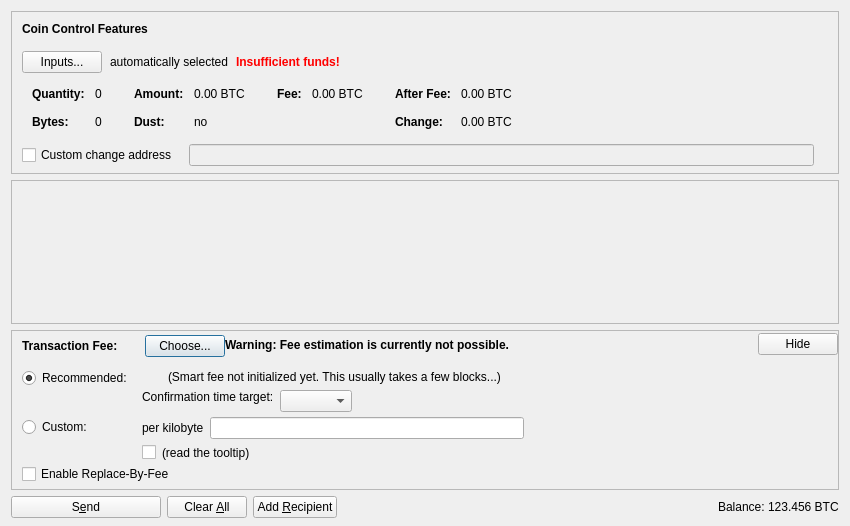
First picture: the form in src/qt/forms/sendcoinsdialog.ui, repository robinsage-dev/compchain, before the edit.
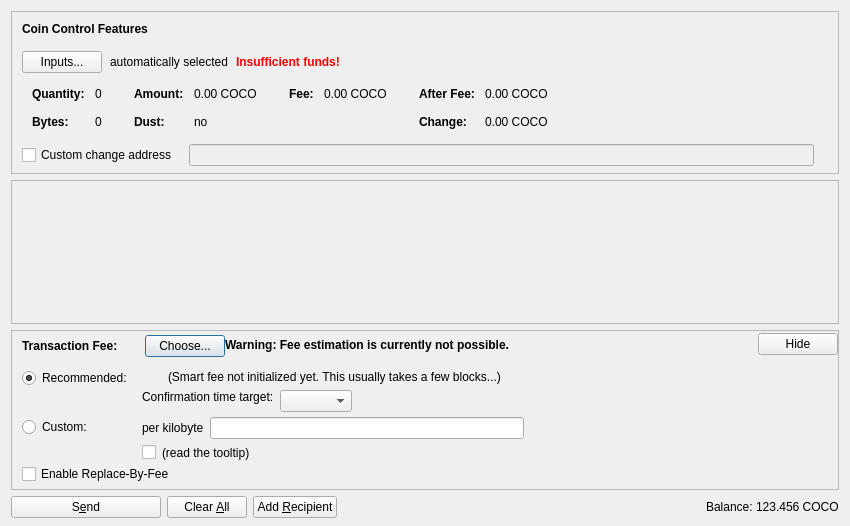
Second picture: the form after the edit. Icons and pictures are not drawn. Custom widgets are drawn as their Qt base class.

Commit message: rename BTC to COCO. Fixes #34

The edit to the form file:
```diff
--- a/src/qt/forms/sendcoinsdialog.ui
+++ b/src/qt/forms/sendcoinsdialog.ui
@@ -324,7 +324,7 @@
                   <enum>Qt::ActionsContextMenu</enum>
                  </property>
                  <property name="text">
-                  <string notr="true">0.00 BTC</string>
+                  <string notr="true">0.00 COCO</string>
                  </property>
                  <property name="textInteractionFlags">
                   <set>Qt::LinksAccessibleByMouse|Qt::TextSelectableByKeyboard|Qt::TextSelectableByMouse</set>
@@ -404,7 +404,7 @@
                   <enum>Qt::ActionsContextMenu</enum>
                  </property>
                  <property name="text">
-                  <string notr="true">0.00 BTC</string>
+                  <string notr="true">0.00 COCO</string>
                  </property>
                  <property name="textInteractionFlags">
                   <set>Qt::LinksAccessibleByMouse|Qt::TextSelectableByKeyboard|Qt::TextSelectableByMouse</set>
@@ -455,7 +455,7 @@
                   <enum>Qt::ActionsContextMenu</enum>
                  </property>
                  <property name="text">
-                  <string notr="true">0.00 BTC</string>
+                  <string notr="true">0.00 COCO</string>
                  </property>
                  <property name="textInteractionFlags">
                   <set>Qt::LinksAccessibleByMouse|Qt::TextSelectableByKeyboard|Qt::TextSelectableByMouse</set>
@@ -484,7 +484,7 @@
                   <enum>Qt::ActionsContextMenu</enum>
                  </property>
                  <property name="text">
-                  <string notr="true">0.00 BTC</string>
+                  <string notr="true">0.00 COCO</string>
                  </property>
                  <property name="textInteractionFlags">
                   <set>Qt::LinksAccessibleByMouse|Qt::TextSelectableByKeyboard|Qt::TextSelectableByMouse</set>
@@ -1249,7 +1249,7 @@
           <cursorShape>IBeamCursor</cursorShape>
          </property>
          <property name="text">
-          <string notr="true">123.456 BTC</string>
+          <string notr="true">123.456 COCO</string>
          </property>
          <property name="textInteractionFlags">
           <set>Qt::LinksAccessibleByMouse|Qt::TextSelectableByKeyboard|Qt::TextSelectableByMouse</set>
```
The commit also changes 54 other files.
